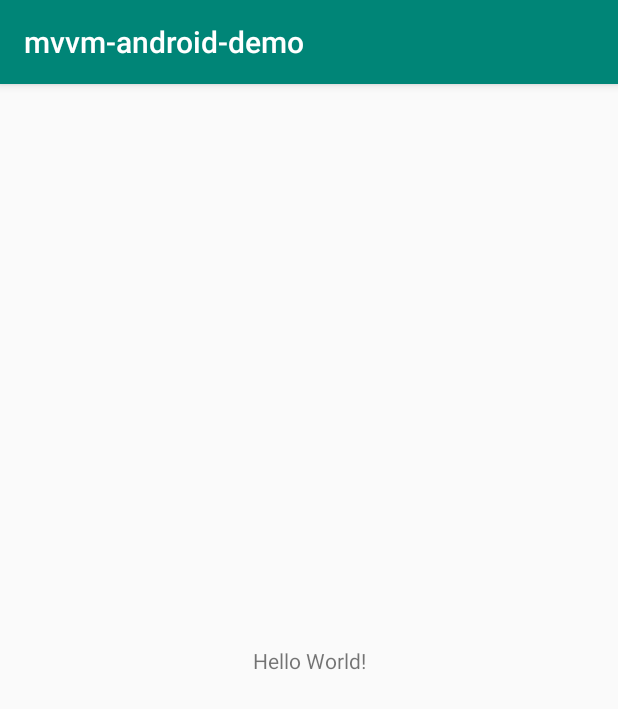
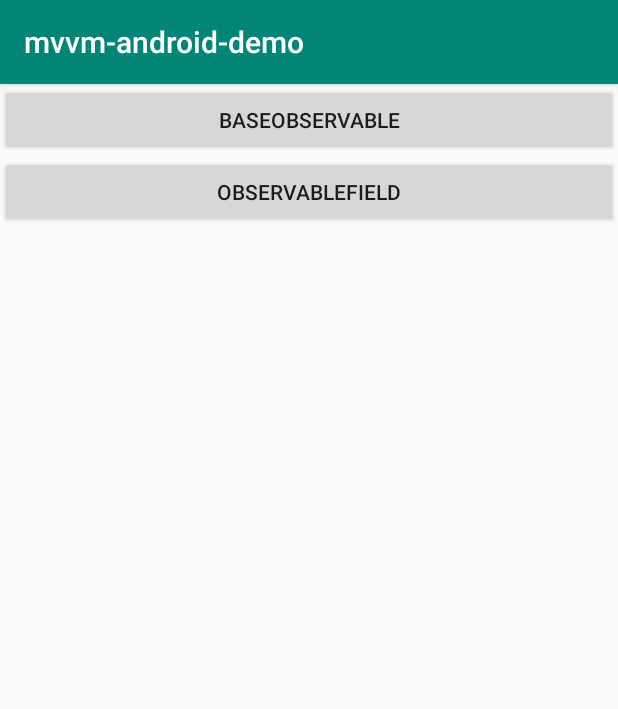
Before and after one commit to sunkeding/mvvm-android, an Android app: the screen it shows after launch (MainActivity), on a phone screen of 412 x 824 dp. Shown: the top 709 px of the screen. Run offline under Robolectric (Android 15) with nearby library versions, the phone set to English and light mode, and no system bars.

Commit message:
提交两种单向绑定的demo

```diff
--- a/app/build.gradle
+++ b/app/build.gradle
@@ -16,6 +16,9 @@ android {
             proguardFiles getDefaultProguardFile('proguard-android.txt'), 'proguard-rules.pro'
         }
     }
+    dataBinding {
+        enabled = true
+    }
 }
 
 dependencies {
--- a/app/src/main/AndroidManifest.xml
+++ b/app/src/main/AndroidManifest.xml
@@ -16,6 +16,8 @@
                 <category android:name="android.intent.category.LAUNCHER" />
             </intent-filter>
         </activity>
+        <activity android:name=".ui.BaseObservableActivity" />
+        <activity android:name=".ui.ObservableFieldActivity" />
     </application>
 
 </manifest>
--- a/app/src/main/res/layout/activity_main.xml
+++ b/app/src/main/res/layout/activity_main.xml
@@ -1,18 +1,28 @@
 <?xml version="1.0" encoding="utf-8"?>
-<android.support.constraint.ConstraintLayout xmlns:android="http://schemas.android.com/apk/res/android"
-    xmlns:app="http://schemas.android.com/apk/res-auto"
-    xmlns:tools="http://schemas.android.com/tools"
+<LinearLayout xmlns:android="http://schemas.android.com/apk/res/android"
     android:layout_width="match_parent"
     android:layout_height="match_parent"
-    tools:context=".MainActivity">
+    android:orientation="vertical">
 
-    <TextView
-        android:layout_width="wrap_content"
-        android:layout_height="wrap_content"
-        android:text="Hello World!"
-        app:layout_constraintBottom_toBottomOf="parent"
-        app:layout_constraintLeft_toLeftOf="parent"
-        app:layout_constraintRight_toRightOf="parent"
-        app:layout_constraintTop_toTopOf="parent" />
+    <ScrollView
+        android:layout_width="match_parent"
+        android:layout_height="match_parent">
 
-</android.support.constraint.ConstraintLayout>
+        <LinearLayout
+            android:layout_width="match_parent"
+            android:layout_height="match_parent"
+            android:orientation="vertical">
+
+            <Button
+                android:text="BaseObservable"
+                android:layout_width="match_parent"
+                android:layout_height="wrap_content"
+                android:onClick="gotoBaseObservable" />
+            <Button
+                android:text="ObservableField"
+                android:layout_width="match_parent"
+                android:layout_height="wrap_content"
+                android:onClick="gotoObservableField" />
+        </LinearLayout>
+    </ScrollView>
+</LinearLayout>
--- a/app/src/main/res/values/strings.xml
+++ b/app/src/main/res/values/strings.xml
@@ -1,3 +1,4 @@
 <resources>
     <string name="app_name">mvvm-android-demo</string>
+    <string name="age">%s</string>
 </resources>
```
Also changed, not shown: app/src/main/java/com/keding/mvvm_android_demo/MainActivity.java (+19 -1 lines), app/src/main/java/com/keding/mvvm_android_demo/bean/Student.java (added, +30 -0 lines), app/src/main/java/com/keding/mvvm_android_demo/bean/UserInfo.java (added, +37 -0 lines), app/src/main/java/com/keding/mvvm_android_demo/ui/BaseObservableActivity.java (added, +36 -0 lines), app/src/main/java/com/keding/mvvm_android_demo/ui/ObservableFieldActivity.java (added, +35 -0 lines), app/src/main/res/layout/activity_baseobservable.xml (added, +38 -0 lines), app/src/main/res/layout/activity_observablefield.xml (added, +35 -0 lines).
